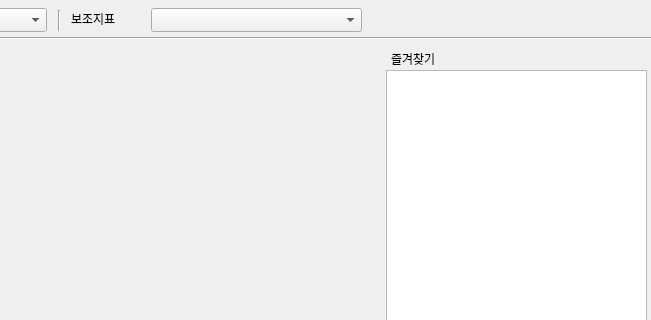
Qt form main.ui (songxuanqing/PAT) before a commit; both pictures show x 469 to 1120 and y 0 to 320 of the 1120 by 796 pixel window.
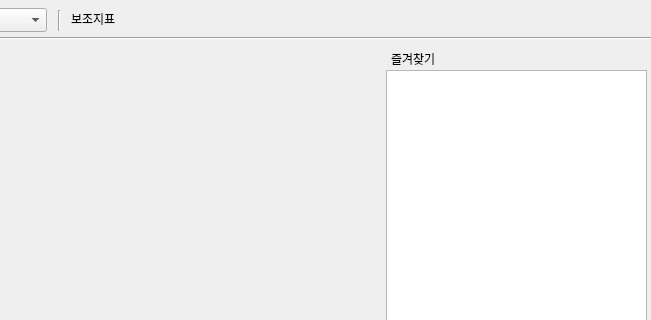
The same form after that commit.

Commit message: change sub-index event

Patch:
```diff
--- a/main.ui
+++ b/main.ui
@@ -221,16 +221,6 @@
      <string>보조지표</string>
     </property>
    </widget>
-   <widget class="QComboBox" name="cb_subIndexList">
-    <property name="geometry">
-     <rect>
-      <x>620</x>
-      <y>8</y>
-      <width>211</width>
-      <height>24</height>
-     </rect>
-    </property>
-   </widget>
    <widget class="Line" name="line_2">
     <property name="geometry">
      <rect>
@@ -281,6 +271,17 @@
      <enum>Qt::Horizontal</enum>
     </property>
    </widget>
+   <widget class="QWidget" name="verticalLayoutWidget_6">
+    <property name="geometry">
+     <rect>
+      <x>630</x>
+      <y>0</y>
+      <width>481</width>
+      <height>31</height>
+     </rect>
+    </property>
+    <layout class="QVBoxLayout" name="bx_subIndexListArea"/>
+   </widget>
   </widget>
   <widget class="QStatusBar" name="statusbar"/>
  </widget>
```
The commit also changes 9 other files.
